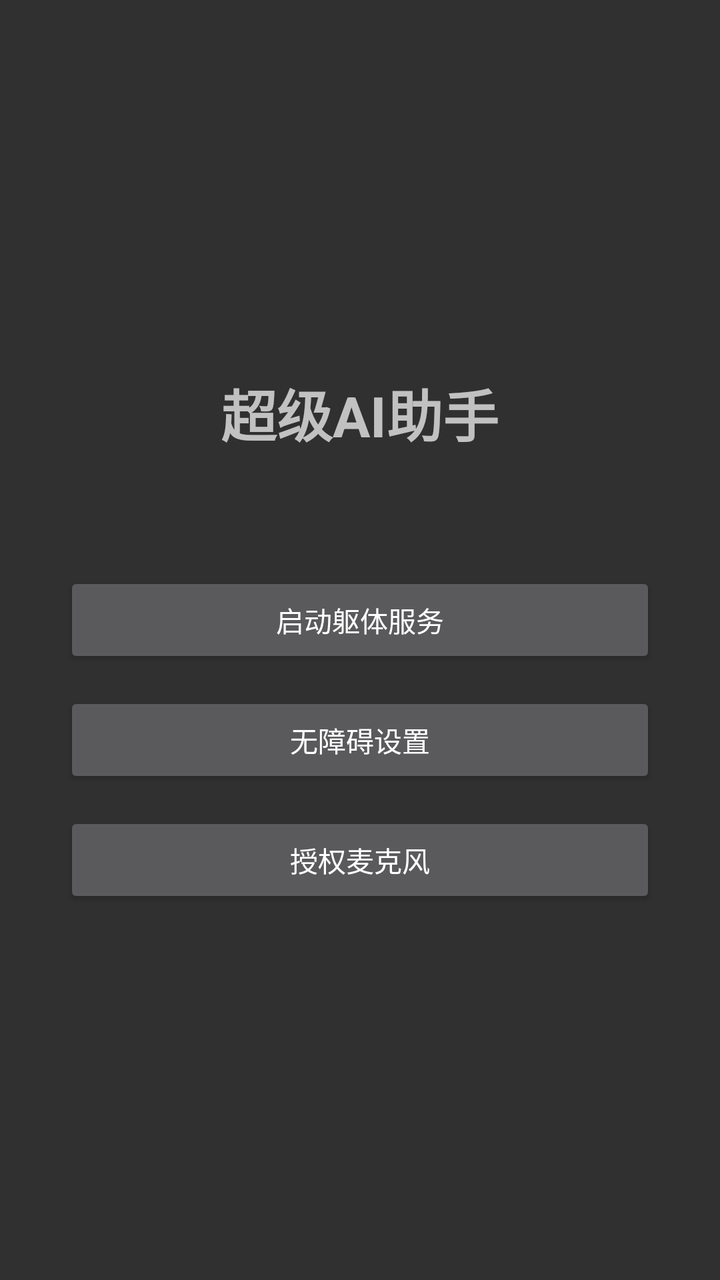
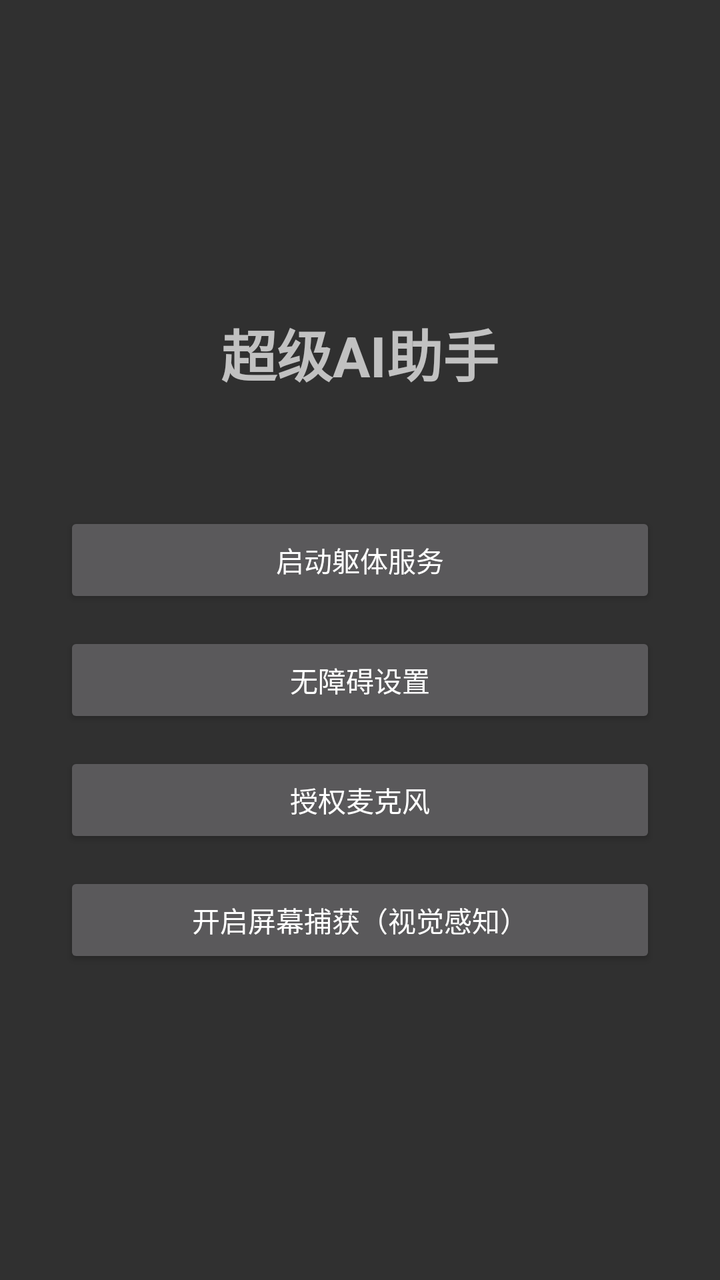

Before-and-after screenshots of an Android layout around one commit, followed by the original layout XML and the change that was made.
<!-- AndroidManifest.xml: application theme Theme.AppCompat -->
<!-- res/layout/activity_main.xml -->
<?xml version="1.0" encoding="utf-8"?>
<LinearLayout xmlns:android="http://schemas.android.com/apk/res/android"
    android:layout_width="match_parent"
    android:layout_height="match_parent"
    android:orientation="vertical"
    android:gravity="center"
    android:padding="32dp">

    <TextView
        android:layout_width="wrap_content"
        android:layout_height="wrap_content"
        android:text="超级AI助手"
        android:textSize="28sp"
        android:textStyle="bold"
        android:layout_marginBottom="8dp" />

    <TextView
        android:id="@+id/status"
        android:layout_width="match_parent"
        android:layout_height="wrap_content"
        android:textSize="14sp"
        android:gravity="center"
        android:layout_marginBottom="32dp" />

    <Button
        android:id="@+id/btn_service"
        android:layout_width="match_parent"
        android:layout_height="wrap_content"
        android:text="启动躯体服务"
        android:layout_marginBottom="12dp" />

    <Button
        android:id="@+id/btn_a11y"
        android:layout_width="match_parent"
        android:layout_height="wrap_content"
        android:text="无障碍设置"
        android:layout_marginBottom="12dp" />

    <Button
        android:id="@+id/btn_perms"
        android:layout_width="match_parent"
        android:layout_height="wrap_content"
        android:text="授权麦克风" />

</LinearLayout>
<!-- resources referenced by this layout -->
<resources>

</resources>

<!-- the commit's change to res/layout/activity_main.xml (unified diff, before → after) -->
@@ -40,6 +40,13 @@
         android:id="@+id/btn_perms"
         android:layout_width="match_parent"
         android:layout_height="wrap_content"
-        android:text="授权麦克风" />
+        android:text="授权麦克风"
+        android:layout_marginBottom="12dp" />
+
+    <Button
+        android:id="@+id/btn_capture"
+        android:layout_width="match_parent"
+        android:layout_height="wrap_content"
+        android:text="开启屏幕捕获（视觉感知）" />
 
 </LinearLayout>
